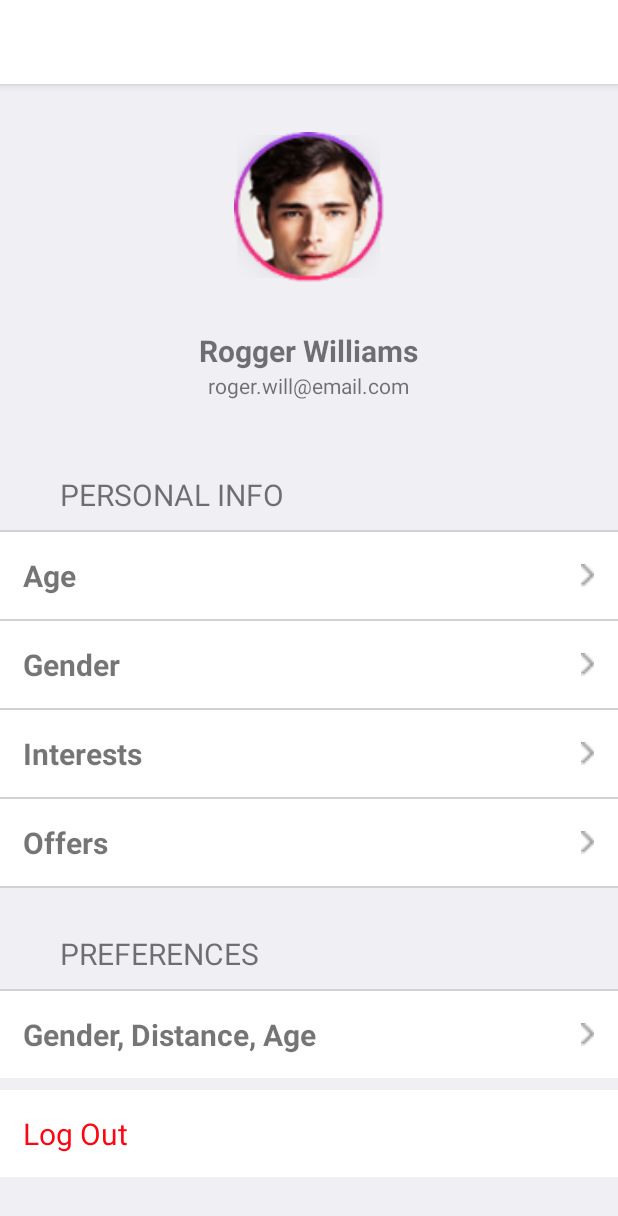
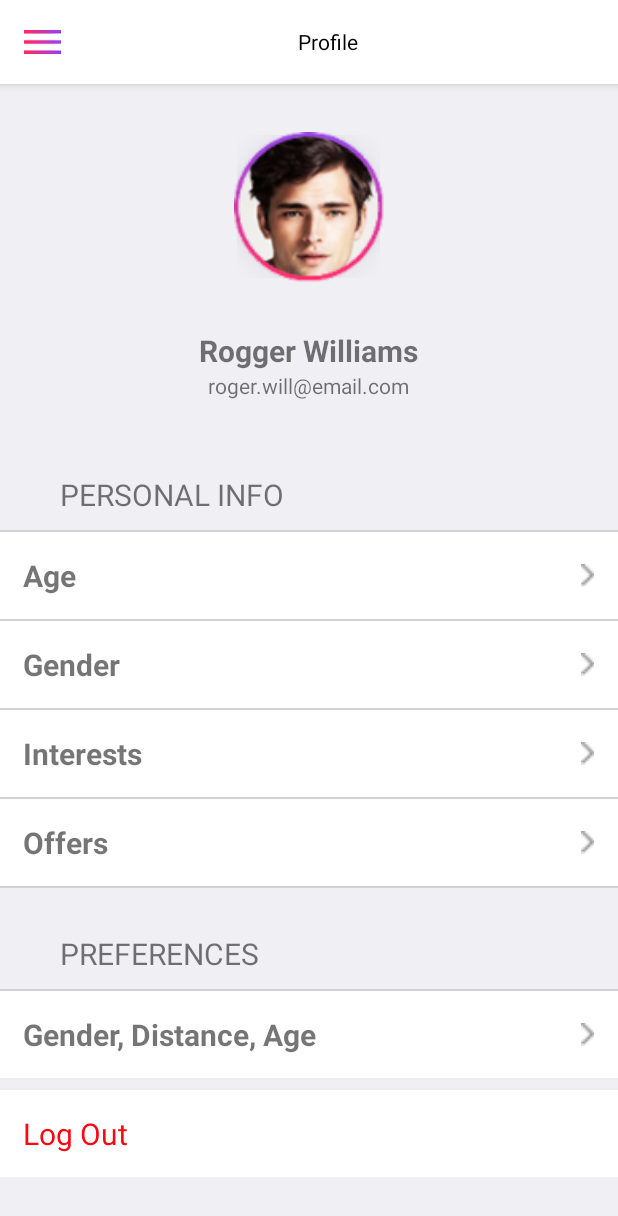
Before and after one commit to dingzhexue/LureAR-UX, an Android app: the LARProfileActivity screen opened directly, with no data from a screen before it, on a phone screen of 412 x 824 dp. Shown: the top 1216 px of the screen. Run offline under Robolectric (Android 15) with nearby library versions, the phone set to English and light mode, and no system bars; our stand-ins replace ButterKnife, CircleImageView; libraries missing offline, so code that uses them is left out: com.jaredrummler.android, com.logentries.logger; 2 statements that could not run were skipped.

Commit message:
Fix "add interests" and "29: title centering"

```diff
--- a/LureAR/app/src/main/java/com/lurear/profile/LARProfileActivity.java
+++ b/LureAR/app/src/main/java/com/lurear/profile/LARProfileActivity.java
@@ -1,14 +1,24 @@
 package com.lurear.profile;
 
+import android.app.ActionBar;
 import android.content.Intent;
+import android.graphics.Color;
+import android.graphics.drawable.Drawable;
 import android.support.v7.app.AppCompatActivity;
 import android.os.Bundle;
+import android.view.Gravity;
+import android.view.Menu;
+import android.view.MenuInflater;
+import android.view.MenuItem;
 import android.view.View;
 import android.widget.ExpandableListView;
+import android.widget.RelativeLayout;
+import android.widget.TextView;
 
 
 import com.lurear.R;
 import com.lurear.base.LARBaseActivity;
+import com.lurear.broadcast.LARBroadcastActivity;
 import com.lurear.home.LARHomeSideMenuActivity;
 import com.lurear.powershop.LARPowerShopActivity;
 import com.lurear.signup.ui.LARSignInActivity;
@@ -35,6 +45,29 @@ public class LARProfileActivity extends LARBaseActivity {
         ExpandList.expandGroup(1);
         //Set Group Indicator...
         ExpandList.setGroupIndicator(null);
+        TextView tv = new TextView(getApplicationContext());
+
+        // Create a LayoutParams for TextView
+        RelativeLayout.LayoutParams lp = new RelativeLayout.LayoutParams(
+                RelativeLayout.LayoutParams.MATCH_PARENT, // Width of TextView
+                RelativeLayout.LayoutParams.WRAP_CONTENT);
+
+        tv.setLayoutParams(lp);
+
+        tv.setText(R.string.profile);
+        tv.setTextColor(Color.BLACK);
+        tv.setGravity(Gravity.CENTER);
+        getSupportActionBar().setDisplayOptions(ActionBar.DISPLAY_SHOW_CUSTOM);
+        getSupportActionBar().setCustomView(tv);
+        getSupportActionBar().setDisplayHomeAsUpEnabled(true);
+        final Drawable upArrow = getResources().getDrawable(R.mipmap.ic_btn_left_side);
+        getSupportActionBar().setHomeAsUpIndicator(upArrow);
+    }
+    @Override
+    public boolean onCreateOptionsMenu(Menu menu) {
+        MenuInflater inflater = getMenuInflater();
+        inflater.inflate(R.menu.menu_main, menu);
+        return super.onCreateOptionsMenu(menu);
     }
     @OnClick(R.id.tvlogout)
     public void logoutclick()
@@ -85,6 +118,13 @@ public class LARProfileActivity extends LARBaseActivity {
         return list;
     }
     @Override
+    public boolean onOptionsItemSelected(MenuItem item) {
+        Intent intent = new Intent(LARProfileActivity.this, LARHomeSideMenuActivity.class);
+        startActivity(intent);
+        overridePendingTransition(R.anim.enter, R.anim.exit);
+        return true;
+    }
+    @Override
     public boolean supportOffline() {
         return false;
     }
--- a/LureAR/app/src/main/res/layout/activity_confirm.xml
+++ b/LureAR/app/src/main/res/layout/activity_confirm.xml
@@ -37,7 +37,7 @@
             android:layout_width="match_parent"
             android:layout_height="wrap_content"
             android:background="@drawable/round"
-            android:textSize="@dimen/font_large"
+            android:textAppearance="?android:attr/textAppearanceLarge"
             android:text="Confirm"
             android:textColor="@color/colorRed1"
             android:padding="@dimen/common_padding_medium"
--- a/LureAR/app/src/main/res/layout/fragment_add_interest_cell.xml
+++ b/LureAR/app/src/main/res/layout/fragment_add_interest_cell.xml
@@ -40,6 +40,7 @@
                 android:layout_width="wrap_content"
                 android:layout_height="wrap_content"
                 android:button="@xml/custom_checkbox"
+                android:clickable="false"
                 android:id="@+id/checkSwim"/>
         </LinearLayout>
 
--- a/LureAR/app/src/main/res/layout/fragment_select_interest.xml
+++ b/LureAR/app/src/main/res/layout/fragment_select_interest.xml
@@ -63,7 +63,7 @@
                         <ImageView
                             android:layout_width="fill_parent"
                             android:layout_height="wrap_content"
-
+                            android:src="@mipmap/ic_add"
                             android:scaleType="centerInside"
                             android:adjustViewBounds="true"
                             android:id="@+id/btn1"
@@ -94,7 +94,7 @@
                             android:layout_width="fill_parent"
                             android:layout_height="wrap_content"
                             android:scaleType="centerInside"
-                            android:src="@mipmap/ic_add"
+
                             android:adjustViewBounds="true"
                             android:id="@+id/btn3"
                             />
--- a/LureAR/app/src/main/res/values/strings.xml
+++ b/LureAR/app/src/main/res/values/strings.xml
@@ -88,4 +88,5 @@
     <string name="broadcast_now_description">Activate Broadcast "Available" Status</string>
     <string name="power_shop">Power Shop</string>
     <string name="geo_fence">Geo Fence</string>
+    <string name="profile">Profile</string>
 </resources>
```
Also changed, not shown: LureAR/app/src/main/java/com/lurear/app/LARCommon.java (+13 -0 lines), LureAR/app/src/main/java/com/lurear/broadcast/LARBroadcastActivity.java (+8 -1 lines), LureAR/app/src/main/java/com/lurear/broadcast/LARNoBroadcastActivity.java (+8 -0 lines), LureAR/app/src/main/java/com/lurear/setup/LARPersonalInfoActivity.java (+21 -4 lines), LureAR/app/src/main/java/com/lurear/home/LARHomeActivity.java (line endings or trailing spaces).
